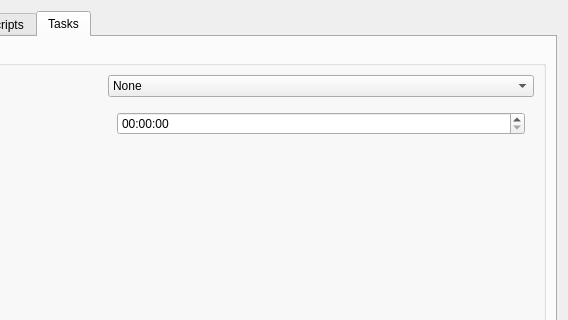
Above: tibackupadd.ui from theinvisible/tiBackupUi before the change; both pictures show x 232 to 800 and y 0 to 320 of the 800 by 658 pixel window. Below: the same form after it.
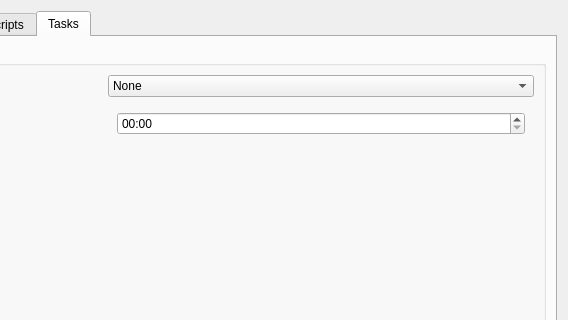
That is the form after the change. The open tabs and pages were chosen to show the change. Icons and pictures are not drawn.

Commit message: Fix datetime display format

The edit to the form file:
```diff
--- a/tibackupadd.ui
+++ b/tibackupadd.ui
@@ -775,6 +775,9 @@
                     <height>16777215</height>
                    </size>
                   </property>
+                  <property name="displayFormat">
+                   <string notr="true">HH:mm</string>
+                  </property>
                  </widget>
                 </item>
                </layout>
```
Left out of the diff: 12 changed lines with no effect on the pictures. The commit also changes 1 other file.
